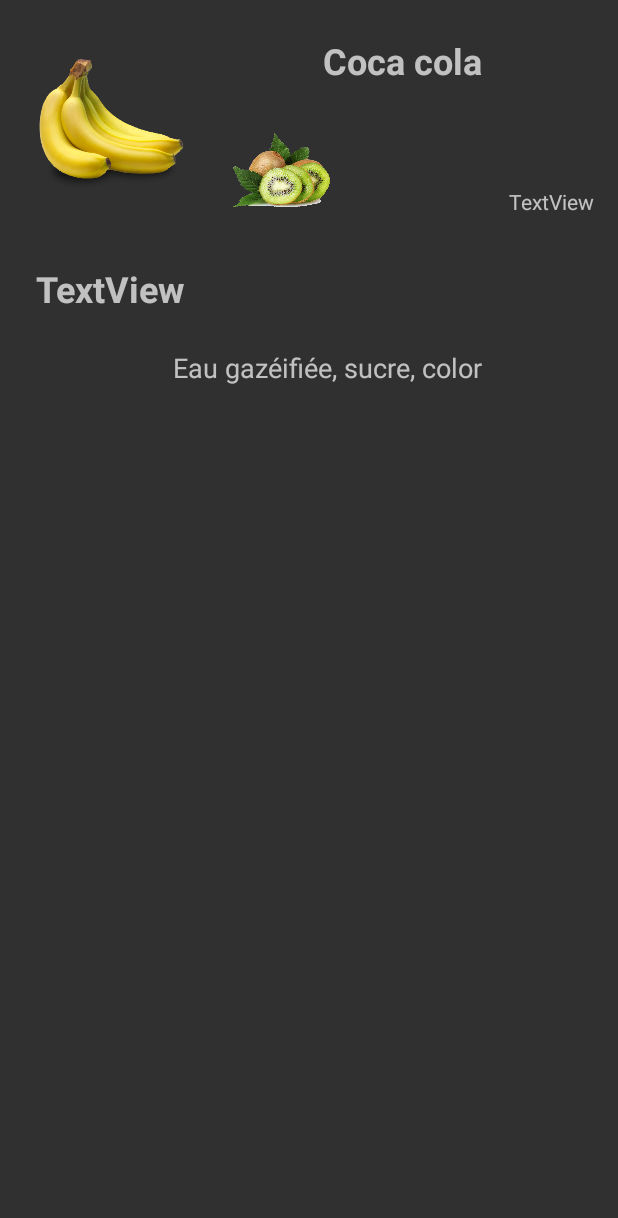
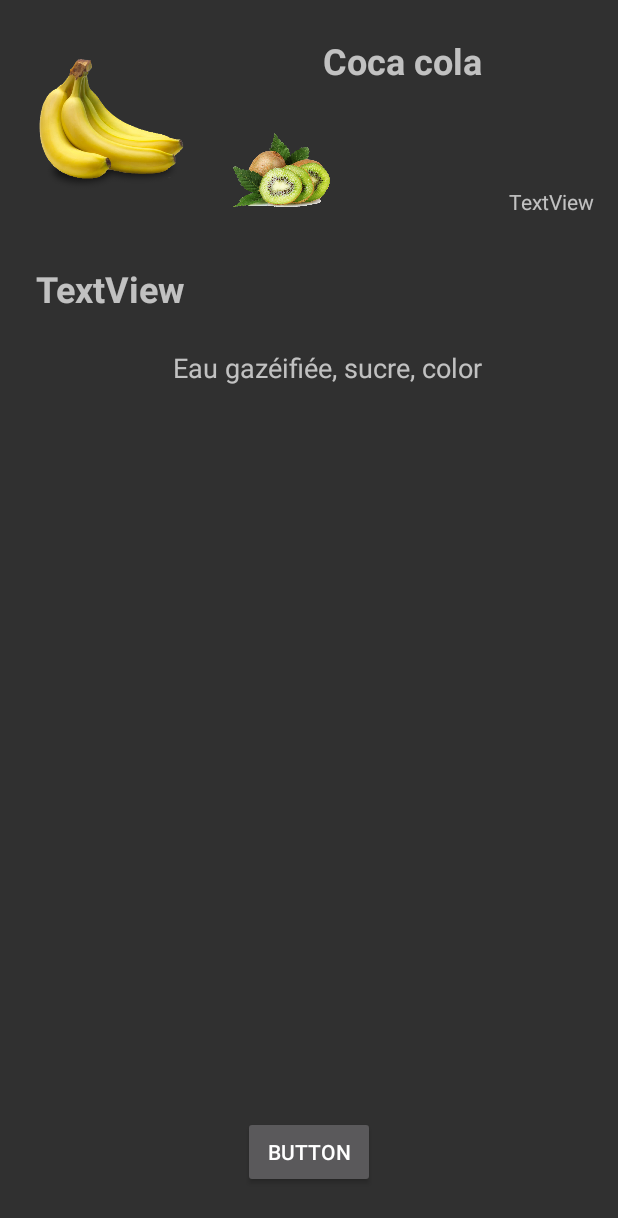
Before and after one commit to coding-factory-classrooms/project-android-l3-scan-l3-cergy-groupe3, an Android app: the layout activity_detail.xml on its own in the app's theme, with its tools: preview values and no code run, on a phone screen of 412 x 824 dp. Shown: the top 1218 px of the screen. Run offline under Robolectric (Android 15) with nearby library versions, the phone set to English and light mode, and no system bars.

```diff
--- a/app/build.gradle
+++ b/app/build.gradle
@@ -87,4 +87,6 @@ dependencies {
     testImplementation 'junit:junit:4.+'
     androidTestImplementation 'androidx.test.ext:junit:1.1.2'
     androidTestImplementation 'androidx.test.espresso:espresso-core:3.3.0'
+    testImplementation 'androidx.arch.core:core-testing:2.1.0'
+    testImplementation "com.nhaarman.mockitokotlin2:mockito-kotlin:2.2.0"
 }
--- a/app/src/main/java/fr/codingfactory/scanner/foodlist/FoodListViewModel.kt
+++ b/app/src/main/java/fr/codingfactory/scanner/foodlist/FoodListViewModel.kt
@@ -24,7 +24,7 @@ sealed class FoodListViewModelState(
 ) {
     object Loading : FoodListViewModelState()
     data class Failure(override val errorMessage: String) : FoodListViewModelState(errorMessage)
-    data class LoadedItems(val items : List<Item>) : FoodListViewModelState()
+    data class LoadedItems(val items: List<Item>) : FoodListViewModelState()
 }
 
 class FoodListViewModel : ViewModel() {
--- a/app/src/main/res/layout/activity_detail.xml
+++ b/app/src/main/res/layout/activity_detail.xml
@@ -71,4 +71,14 @@
       app:layout_constraintBottom_toBottomOf="@+id/detailImageView"
       app:layout_constraintEnd_toEndOf="parent" />
 
+  <Button
+      android:id="@+id/deleteButton"
+      android:layout_width="wrap_content"
+      android:layout_height="wrap_content"
+      android:layout_marginBottom="32dp"
+      android:text="Button"
+      app:layout_constraintBottom_toBottomOf="parent"
+      app:layout_constraintEnd_toEndOf="parent"
+      app:layout_constraintStart_toStartOf="parent" />
+
 </androidx.constraintlayout.widget.ConstraintLayout>
```
Also changed, not shown: app/src/main/java/fr/codingfactory/scanner/data/ItemDao.kt (+5 -4 lines), app/src/main/java/fr/codingfactory/scanner/foodlist/DetailActivity.kt (+17 -0 lines), 2 other files.
